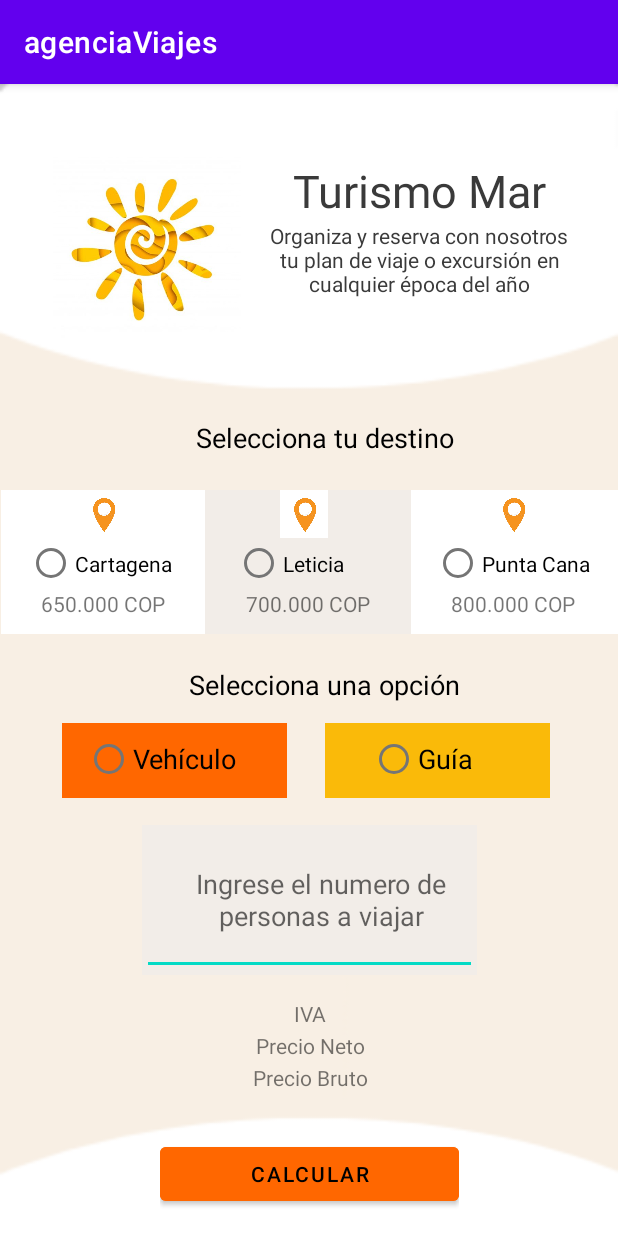
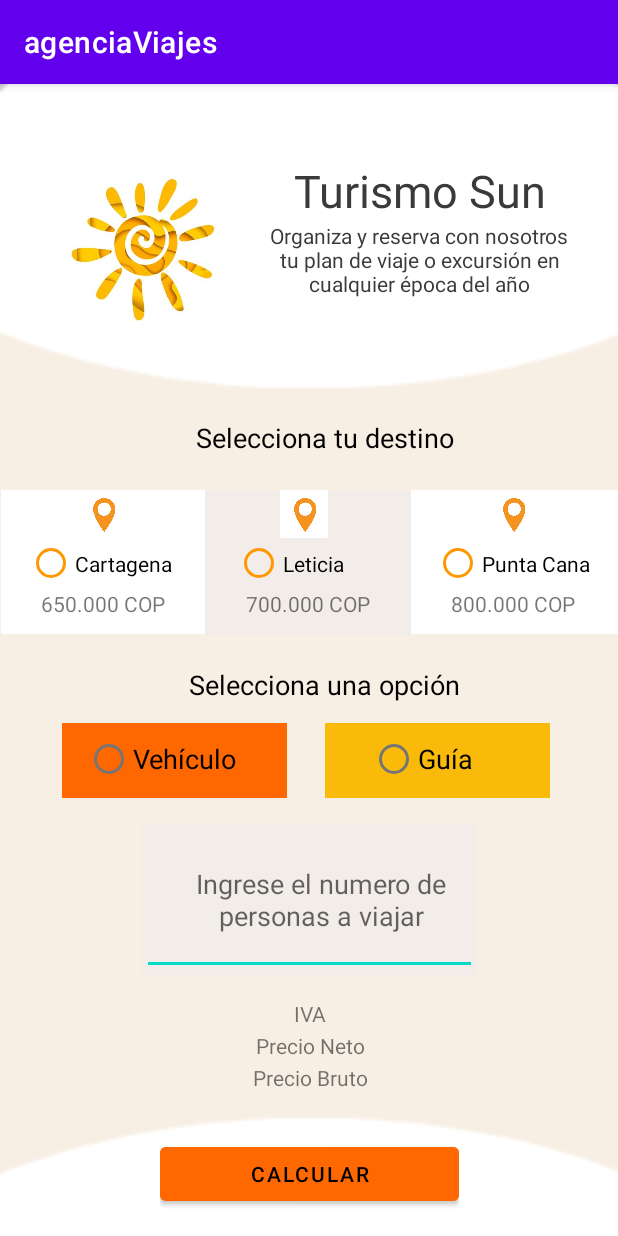
Before and after one commit to isabl101/agenciaViajes, an Android app: the screen it shows after launch (MainActivity), on a phone screen of 412 x 824 dp. Run offline under Robolectric (Android 15) with nearby library versions, the phone set to English and light mode, and no system bars.

Commit message:
"se modifica diseño"

```diff
--- a/app/src/main/res/layout/activity_main.xml
+++ b/app/src/main/res/layout/activity_main.xml
@@ -46,7 +46,7 @@
             android:id="@+id/textView"
             android:layout_width="match_parent"
             android:layout_height="wrap_content"
-            android:text="Turismo Mar"
+            android:text="Turismo Sun"
             android:textSize="30dp"
             android:gravity="center"
             android:textColor="@color/black"/>
@@ -117,6 +117,7 @@
                     android:layout_width="match_parent"
                     android:layout_height="34dp"
                     android:layout_marginLeft="17dp"
+                    android:buttonTint="#FF9800"
                     android:text="Cartagena" />
 
                 <TextView
@@ -146,6 +147,7 @@
                     android:layout_width="match_parent"
                     android:layout_height="34dp"
                     android:layout_marginLeft="20dp"
+                    android:buttonTint="#FF9800"
                     android:text="Leticia" />
 
                 <TextView
@@ -173,6 +175,7 @@
                     android:layout_width="match_parent"
                     android:layout_height="34dp"
                     android:layout_marginLeft="15dp"
+                    android:buttonTint="#FF9800"
                     android:text="Punta Cana" />
 
                 <TextView
```
